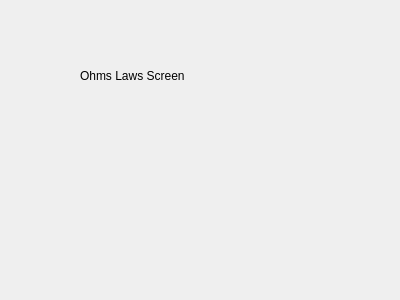
First picture: the form in OhmsLaw.ui, repository spiandorello/electrodoc, before the edit.
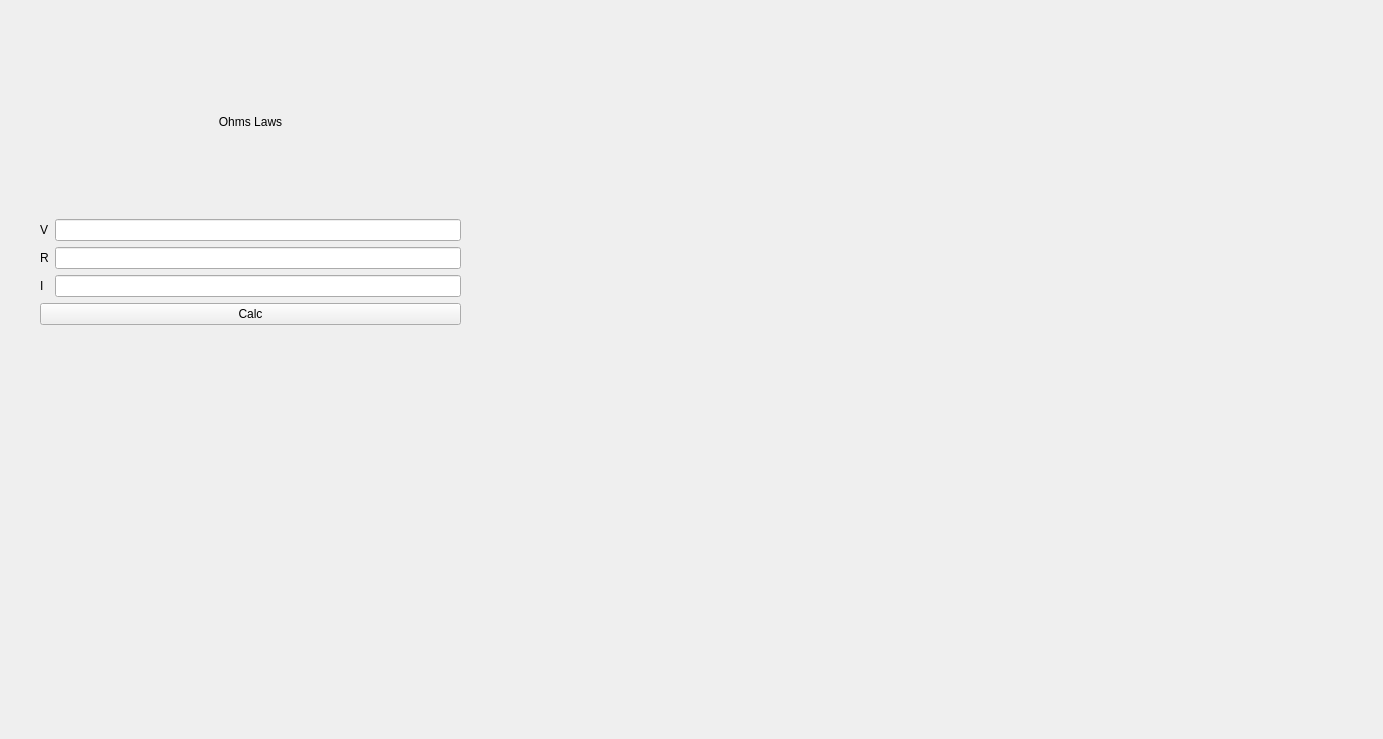
Second picture: the form after the edit.

Commit message: Change home styles

```diff
--- a/OhmsLaw.ui
+++ b/OhmsLaw.ui
@@ -6,25 +6,78 @@
    <rect>
     <x>0</x>
     <y>0</y>
-    <width>400</width>
-    <height>300</height>
+    <width>1383</width>
+    <height>739</height>
    </rect>
   </property>
   <property name="windowTitle">
    <string>Form</string>
   </property>
-  <widget class="QLabel" name="label">
+  <property name="styleSheet">
+   <string notr="true"/>
+  </property>
+  <widget class="QWidget" name="layoutWidget">
    <property name="geometry">
     <rect>
-     <x>80</x>
+     <x>40</x>
      <y>30</y>
-     <width>231</width>
-     <height>91</height>
+     <width>421</width>
+     <height>295</height>
     </rect>
    </property>
-   <property name="text">
-    <string>Ohms Laws Screen</string>
-   </property>
+   <layout class="QGridLayout" name="gridLayout">
+    <item row="2" column="0">
+     <widget class="QPushButton" name="calc">
+      <property name="text">
+       <string>Calc</string>
+      </property>
+     </widget>
+    </item>
+    <item row="1" column="0">
+     <layout class="QGridLayout" name="gridLayout_2">
+      <item row="2" column="1">
+       <widget class="QLineEdit" name="currentInput"/>
+      </item>
+      <item row="0" column="0">
+       <widget class="QLabel" name="label_2">
+        <property name="text">
+         <string>V</string>
+        </property>
+       </widget>
+      </item>
+      <item row="0" column="1">
+       <widget class="QLineEdit" name="voltageInput"/>
+      </item>
+      <item row="1" column="1">
+       <widget class="QLineEdit" name="resInput"/>
+      </item>
+      <item row="2" column="0">
+       <widget class="QLabel" name="label_4">
+        <property name="text">
+         <string>I</string>
+        </property>
+       </widget>
+      </item>
+      <item row="1" column="0">
+       <widget class="QLabel" name="label_3">
+        <property name="text">
+         <string>R</string>
+        </property>
+       </widget>
+      </item>
+     </layout>
+    </item>
+    <item row="0" column="0">
+     <widget class="QLabel" name="label">
+      <property name="text">
+       <string>Ohms Laws</string>
+      </property>
+      <property name="alignment">
+       <set>Qt::AlignCenter</set>
+      </property>
+     </widget>
+    </item>
+   </layout>
   </widget>
  </widget>
  <resources/>
```
The commit also changes 5 other files.
